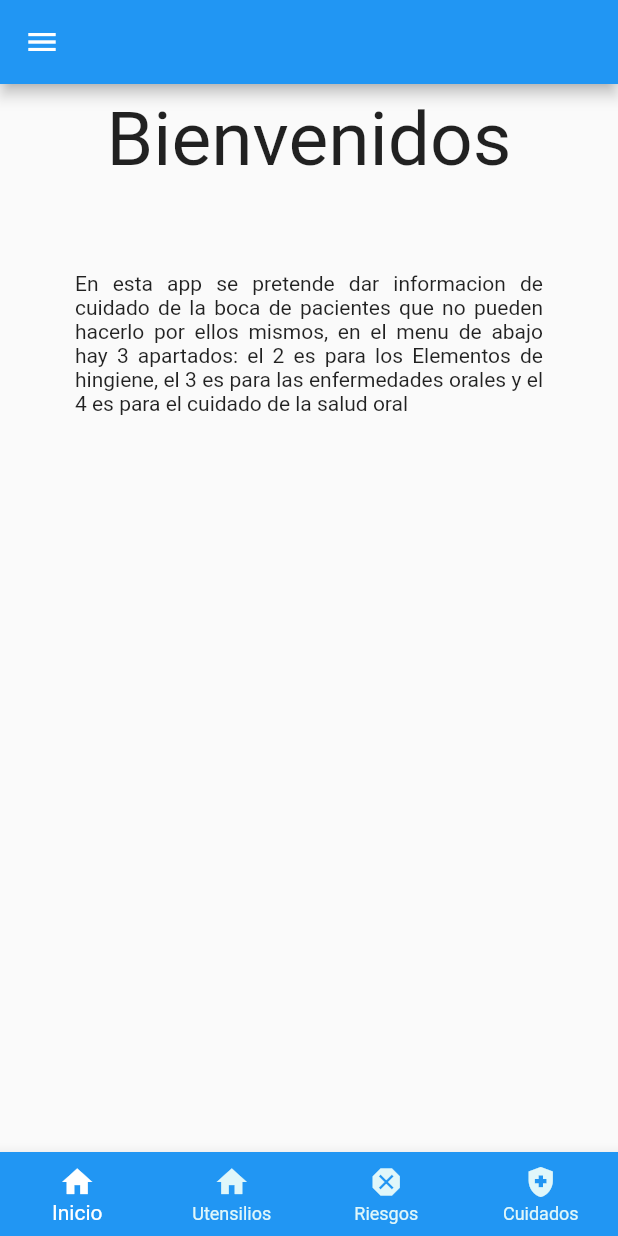
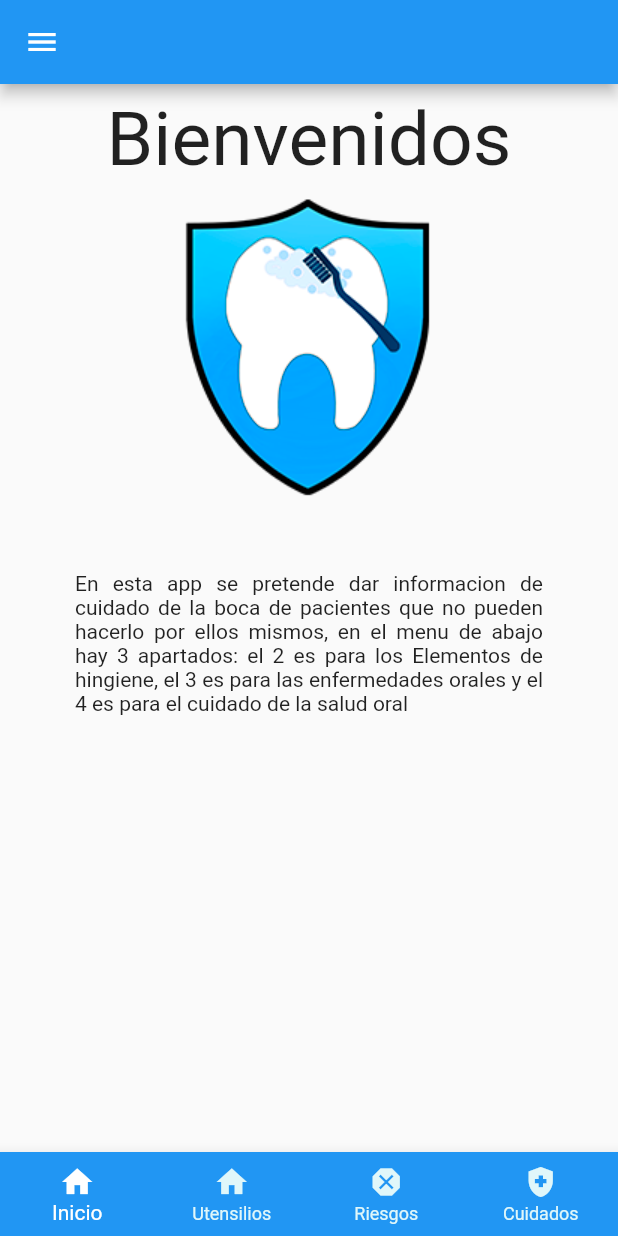
Before and after one commit to Tomasespinozagarrido/aplicacion_tesis, a Flutter app: the screen it shows after launch, on a phone screen of 412 x 824 dp. Run offline on Flutter 3.47's test engine with Material 2 defaults, Android fonts, the phone set to English and light mode, and no system bars.

Commit message:
icono app

```diff
--- a/app_tesis/lib/screens/inicio.dart
+++ b/app_tesis/lib/screens/inicio.dart
@@ -1,8 +1,7 @@
 import 'package:flutter/material.dart';
 
-
 class Inicio extends StatefulWidget {
-  const Inicio({ Key? key }) : super(key: key);
+  const Inicio({Key? key}) : super(key: key);
 
   @override
   _InicioState createState() => _InicioState();
@@ -12,19 +11,24 @@
   @override
   Widget build(BuildContext context) {
     return Column(
-      children: <Widget>[
+      children: const <Widget>[
         Padding(
           padding: EdgeInsets.all(8.0),
-          child: Text('Bienvenidos',
-          textAlign: TextAlign.center,
-          style: TextStyle(fontSize: 50),
-          textScaleFactor: 1,
+          child: Text(
+            'Bienvenidos',
+            textAlign: TextAlign.center,
+            style: TextStyle(fontSize: 50),
+            textScaleFactor: 1,
           ),
         ),
+        Image(
+            image: AssetImage('assets/images/Logo_app200p.png'),
+            fit: BoxFit.fitHeight),
         Padding(
           padding: EdgeInsets.all(50.0),
-          child: Text('En esta app se pretende dar informacion de cuidado de la boca de pacientes que no pueden hacerlo por ellos mismos, en el menu de abajo hay 3 apartados: el 2 es para los Elementos de hingiene, el 3 es para las enfermedades orales y el 4 es para el cuidado de la salud oral',
-          textAlign: TextAlign.justify),
+          child: Text(
+              'En esta app se pretende dar informacion de cuidado de la boca de pacientes que no pueden hacerlo por ellos mismos, en el menu de abajo hay 3 apartados: el 2 es para los Elementos de hingiene, el 3 es para las enfermedades orales y el 4 es para el cuidado de la salud oral',
+              textAlign: TextAlign.justify),
         )
       ],
     );
--- a/app_tesis/pubspec.yaml
+++ b/app_tesis/pubspec.yaml
@@ -59,8 +59,9 @@
   uses-material-design: true
 
   # To add assets to your application, add an assets section, like this:
-  # assets:
-  #   - images/a_dot_burr.jpeg
+  assets:
+     - assets/images/
+     - assets/images/Logo_app.png
   #   - images/a_dot_ham.jpeg
 
   # An image asset can refer to one or more resolution-specific "variants", see
```
Also changed, not shown: app_tesis/assets/images/Logo_app.png (added), app_tesis/assets/images/Logo_app120p.png (added), app_tesis/assets/images/Logo_app200p.png (added), 5 other files.
